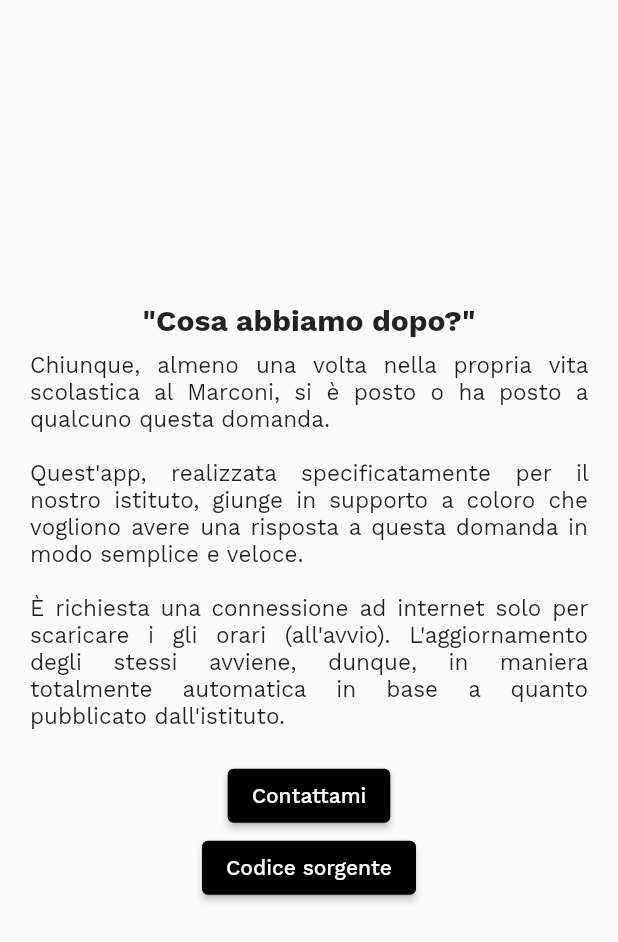
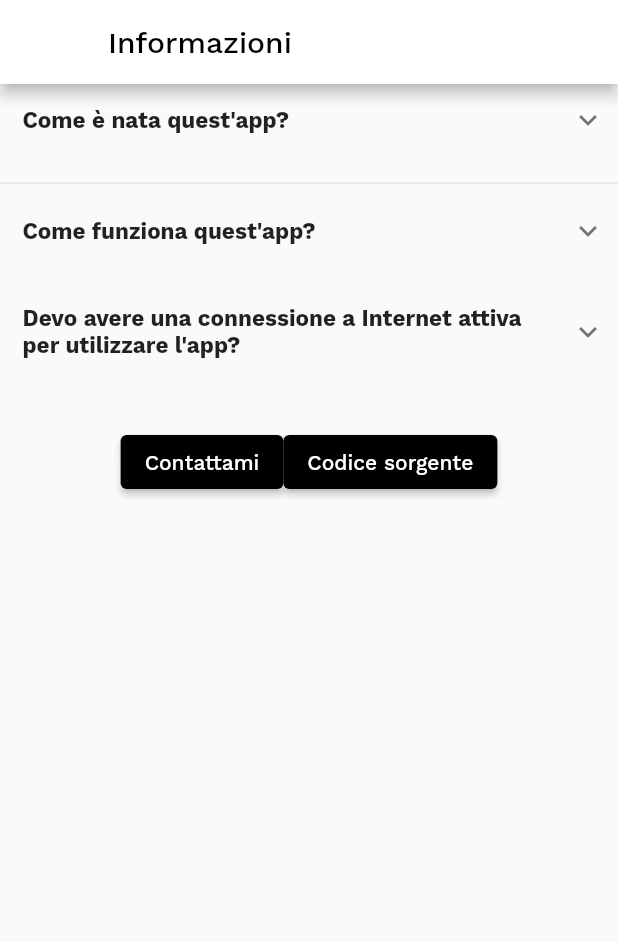
Before and after one commit to lorenzodbr/cosa-abbiamo-dopo, a Flutter app: the InfoPage screen opened directly, on a phone screen of 412 x 824 dp. Shown: the top 942 px of the screen. Run offline on Flutter 3.47's test engine with Material 2 defaults, Android fonts, the phone set to English and light mode, and no system bars; drawn by our look-alikes of expandable; our stand-ins replace carousel_slider, google_fonts, package_info_plus, shared_preferences, smooth_page_indicator; missing offline and left inert: clean_settings, flutter_displaymode; accounts and stored records are empty; network calls fail.

Commit message:
Too much changed; many bug fixes, for sure

```diff
--- a/lib/globals/custom_colors.dart
+++ b/lib/globals/custom_colors.dart
@@ -6,4 +6,6 @@ class CustomColors {
   static const Color silver = Color.fromRGBO(192, 192, 192, 1);
 
   static const Color black = Colors.black;
+
+  static const Color white = Colors.white;
 }
--- a/lib/main.dart
+++ b/lib/main.dart
@@ -19,7 +19,7 @@ class MyApp extends StatelessWidget {
           Theme.of(context).textTheme,
         ),
         colorScheme: ThemeData().colorScheme.copyWith(
-              secondary: CustomColors.black,
+              secondary: CustomColors.white,
               primary: CustomColors.black,
             ),
       ),
--- a/lib/pages/homepage.dart
+++ b/lib/pages/homepage.dart
@@ -11,7 +11,6 @@ import 'package:flutter/material.dart';
 import 'package:intl/intl.dart';
 import 'package:intl/date_symbol_data_local.dart';
 import 'package:smooth_page_indicator/smooth_page_indicator.dart';
-import 'package:card_swiper/card_swiper.dart';
 
 class HomePage extends StatefulWidget {
   const HomePage({Key? key}) : super(key: key);
@@ -36,9 +35,11 @@ class _HomePageState extends State<HomePage> {
     super.initState();
 
     initializeDateFormatting();
+
     var now = DateTime.now();
     var formatter = DateFormat('EEEE dd MMMM yyyy', 'it');
     formattedDate = formatter.format(now);
+
     _hourIndex = Utils.getCurrentHourIndex();
   }
 
--- a/lib/pages/info_page.dart
+++ b/lib/pages/info_page.dart
@@ -1,4 +1,6 @@
+import 'package:cosa_abbiamo_dopo/globals/custom_colors.dart';
 import 'package:flutter/material.dart';
+import 'package:expandable/expandable.dart';
 
 class InfoPage extends StatefulWidget {
   const InfoPage({Key? key}) : super(key: key);
@@ -10,32 +12,119 @@ class InfoPage extends StatefulWidget {
 class _InfoPageState extends State<InfoPage> {
   @override
   Widget build(BuildContext context) {
-    return Container(
-      margin: const EdgeInsets.all(20),
-      child: Column(
-        mainAxisAlignment: MainAxisAlignment.center,
-        crossAxisAlignment: CrossAxisAlignment.center,
+    return Scaffold(
+      appBar: AppBar(
+        title: const Text(
+          "Informazioni",
+          style: TextStyle(color: CustomColors.black),
+        ),
+        backgroundColor: CustomColors.white,
+      ),
+      body: Column(
         children: [
-          const Padding(
-            padding: EdgeInsets.only(bottom: 10),
-            child: Text(
-              "\"Cosa abbiamo dopo?\"",
-              style: TextStyle(
-                fontSize: 20,
-                fontWeight: FontWeight.bold,
+          ExpandablePanel(
+            theme: const ExpandableThemeData(
+              headerAlignment: ExpandablePanelHeaderAlignment.center,
+              tapBodyToCollapse: true,
+            ),
+            header: const Padding(
+              padding: EdgeInsets.all(15),
+              child: Text(
+                "Come è nata quest'app?",
+                style: TextStyle(fontSize: 15, fontWeight: FontWeight.bold),
+                softWrap: true,
+                maxLines: 2,
+                overflow: TextOverflow.ellipsis,
               ),
             ),
+            collapsed: Container(),
+            expanded: const Text(
+              "Chiunque, almeno una volta nella propria vita scolastica al Marconi, si è posto o ha posto a qualcuno questa domanda.\nQuest'app, realizzata specificatamente per il nostro istituto, giunge in supporto a coloro che vogliono avere una risposta a questa domanda in modo semplice e veloce.",
+              softWrap: true,
+              textAlign: TextAlign.justify,
+            ),
+            builder: (_, collapsed, expanded) {
+              return Padding(
+                padding: const EdgeInsets.only(left: 20, right: 20, top: 10),
+                child: Expandable(
+                  collapsed: collapsed,
+                  expanded: expanded,
+                  theme: const ExpandableThemeData(crossFadePoint: 0),
+                ),
+              );
+            },
           ),
-          const Text(
-            "Chiunque, almeno una volta nella propria vita scolastica al Marconi, si è posto o ha posto a qualcuno questa domanda.\n\nQuest'app, realizzata specificatamente per il nostro istituto, giunge in supporto a coloro che vogliono avere una risposta a questa domanda in modo semplice e veloce.\n\nÈ richiesta una connessione ad internet solo per scaricare i gli orari (all'avvio). L'aggiornamento degli stessi avviene, dunque, in maniera totalmente automatica in base a quanto pubblicato dall'istituto.",
-            style: TextStyle(
-              fontSize: 15,
+          Divider(),
+          ExpandablePanel(
+            theme: const ExpandableThemeData(
+              headerAlignment: ExpandablePanelHeaderAlignment.center,
+              tapBodyToCollapse: true,
             ),
-            textAlign: TextAlign.justify,
+            header: const Padding(
+              padding: EdgeInsets.all(15),
+              child: Text(
+                "Come funziona quest'app?",
+                style: TextStyle(fontSize: 15, fontWeight: FontWeight.bold),
+                softWrap: true,
+                maxLines: 2,
+                overflow: TextOverflow.ellipsis,
+              ),
+            ),
+            collapsed: Container(),
+            expanded: const Text(
+              "Il funzionamento è rapido e intuitivo: basta aprire l'app, verranno ricercati automaticamente aggiornamenti per gli orari e verranno mostrati senza che l'utente debba fare qualcosa",
+              softWrap: true,
+              textAlign: TextAlign.justify,
+            ),
+            builder: (_, collapsed, expanded) {
+              return Padding(
+                padding: const EdgeInsets.only(left: 20, right: 20, top: 10),
+                child: Expandable(
+                  collapsed: collapsed,
+                  expanded: expanded,
+                  theme: const ExpandableThemeData(crossFadePoint: 0),
+                ),
+              );
+            },
+          ),
+          ExpandablePanel(
+            theme: const ExpandableThemeData(
+              headerAlignment: ExpandablePanelHeaderAlignment.center,
+              tapBodyToCollapse: true,
+            ),
+            header: const Padding(
+              padding: EdgeInsets.all(15),
+              child: Text(
+                "Devo avere una connessione a Internet attiva per utilizzare l'app?",
+                style: TextStyle(fontSize: 15, fontWeight: FontWeight.bold),
+                softWrap: true,
+                maxLines: 2,
+                overflow: TextOverflow.ellipsis,
+              ),
+            ),
+            collapsed: Container(),
+            expanded: const Text(
+              "La connessione è richiesta solo al primo avvio. I dati verranno salvati in cache, quindi anche se successivamente non è disponibile una connessione a Internet gli orari (seppur non aggiornati) verranno mostrati lo stesso",
+              softWrap: true,
+              textAlign: TextAlign.justify,
+            ),
+            builder: (_, collapsed, expanded) {
+              return Padding(
+                padding: const EdgeInsets.only(left: 20, right: 20, top: 10),
+                child: Expandable(
+                  collapsed: collapsed,
+                  expanded: expanded,
+                  theme: const ExpandableThemeData(
+                    crossFadePoint: 0,
+                  ),
+                ),
+              );
+            },
           ),
           Padding(
             padding: const EdgeInsets.all(20),
-            child: Column(
+            child: Row(
+              mainAxisAlignment: MainAxisAlignment.center,
               children: [
                 ElevatedButton(
                   onPressed: () {},
--- a/lib/widgets/carousel_card.dart
+++ b/lib/widgets/carousel_card.dart
@@ -1,3 +1,4 @@
+import 'package:cosa_abbiamo_dopo/globals/custom_colors.dart';
 import 'package:cosa_abbiamo_dopo/globals/extensions/time_of_day_extension.dart';
 import 'package:flutter/material.dart';
 
@@ -36,8 +37,8 @@ class CarouselCard extends StatelessWidget {
       Text timeToGo = Text(
         "fra $minutes minut" + (minutes == 1 ? "o" : "i"),
         style: const TextStyle(
-          color: Colors.grey,
-          fontSize: 15,
+          color: CustomColors.silver,
+          fontSize: 12,
           fontWeight: FontWeight.bold,
         ),
       );
--- a/pubspec.yaml
+++ b/pubspec.yaml
@@ -38,7 +38,8 @@ dependencies:
   google_fonts: ^2.2.0
   swipedetector: ^1.2.0
   smooth_page_indicator: ^1.0.0+2
-  card_swiper : ^2.0.1
+  expandable: ^5.0.1
+  package_info_plus: ^1.0.6
 
   # The following adds the Cupertino Icons font to your application.
   # Use with the CupertinoIcons class for iOS style icons.
```
Also changed, not shown: lib/globals/utils.dart (+18 -73 lines), lib/pages/settings_page.dart (+30 -2 lines), lib/pages/tab_view.dart (+7 -6 lines), pubspec.lock, 1 other file.
